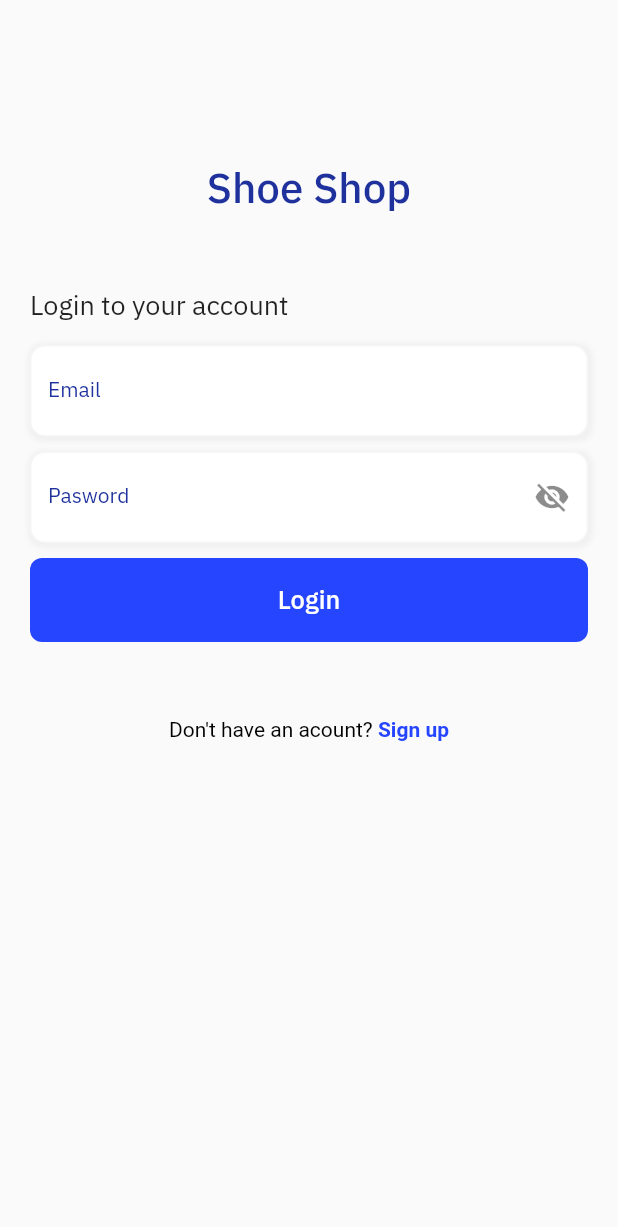
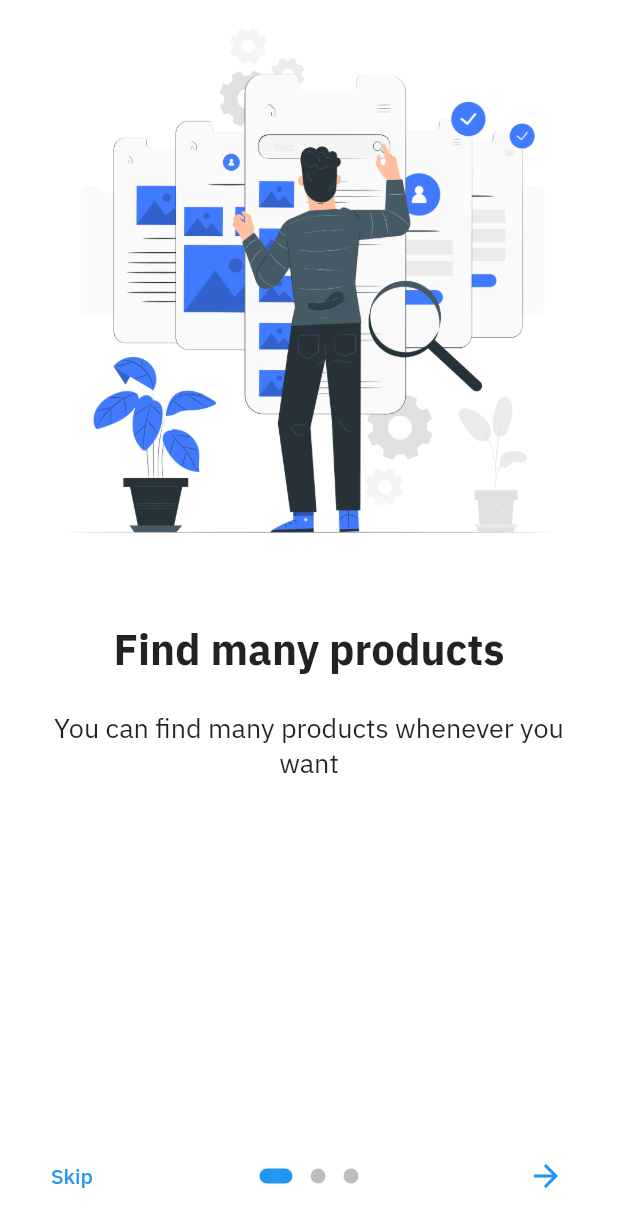
Before and after one commit to MHunga/online_shop, a Flutter app: the screen it shows after launch, on a phone screen of 412 x 824 dp. Shown: the top 1227 px of the screen. Run offline on Flutter 3.47's test engine with Material 2 defaults, Android fonts, the phone set to English and light mode, and no system bars; drawn by our look-alikes of introduction_screen; our stand-ins replace auto_size_text, cached_network_image, dio, persistent_bottom_nav_bar, shared_preferences, sqflite; accounts and stored records are empty.

Commit message:
fix bug on ipad

```diff
--- a/lib/app/shoe_shop/screens/home_screen/home_screen.dart
+++ b/lib/app/shoe_shop/screens/home_screen/home_screen.dart
@@ -43,16 +43,16 @@ class _HomeScreenState extends State<HomeScreen> {
     return SliverAppBar(
       backgroundColor: Colors.white,
       elevation: 0,
-      expandedHeight: 250,
+      expandedHeight: MediaQuery.of(context).size.height/2.3,
       iconTheme: IconThemeData(color: Colors.black),
       flexibleSpace: FlexibleSpaceBar(
         collapseMode: CollapseMode.parallax,
         background: Container(
-          height: 250,
+          height: MediaQuery.of(context).size.height/2.3,
           child: Stack(
             alignment: Alignment.center,
             children: [
-              Container(height: 250, color: Color(0xffF2F2F2),),
+              Container(height: MediaQuery.of(context).size.height/2.3, color: Color(0xffF2F2F2),),
               Positioned(
                 bottom: 0,
                 child: Transform.rotate(
--- /dev/null
+++ b/lib/app/shoe_shop/screens/introduction/introduction.dart
@@ -0,0 +1,75 @@
+
+import 'package:flutter/material.dart';
+import 'package:introduction_screen/introduction_screen.dart';
+import 'package:online_shop/app/app.dart';
+import 'package:online_shop/data_source/assets_link/assets_links.dart';
+import 'package:persistent_bottom_nav_bar/persistent-tab-view.dart';
+
+class ShoeShopIntroduction extends StatelessWidget {
+  final introKey = GlobalKey<IntroductionScreenState>();
+
+  @override
+  Widget build(BuildContext context) {
+
+
+    return Scaffold(
+      body: _mainBody(context),
+    );
+  }
+
+  _mainBody(BuildContext context) {
+    PageDecoration pageDecoration =  PageDecoration(
+    titleTextStyle: TextStyle(fontSize: 28.0, fontWeight: FontWeight.w700),
+    descriptionPadding: EdgeInsets.fromLTRB(16.0, 0.0, 16.0, 16.0),
+    pageColor: Colors.white,
+    imagePadding: EdgeInsets.zero, );
+    return IntroductionScreen(
+      key: introKey,
+      pages: [
+        PageViewModel(
+          title: "Find many products",
+          body:
+          "You can find many products whenever you want",
+          image: Center(child: Image.asset(ImageLinks().intro1),),
+          decoration: pageDecoration,
+        ),
+        PageViewModel(
+          title: "Fast delivery",
+          body:
+          "Purchasing will be easy with our professional delivery team",
+          image: Center(child: Image.asset(ImageLinks().intro2),),
+          decoration: pageDecoration,
+        ),
+        PageViewModel(
+          title: "Secure payment",
+          body:
+          "Fast, safe and secure",
+          image:Center(child: Image.asset(ImageLinks().intro3),),
+          decoration: pageDecoration,
+        ),
+      ],
+      onDone: () {
+        pushNewScreen(context,
+        screen: ShoeLoginScreen(),
+        withNavBar: false);
+      },
+      onSkip: () => pushNewScreen(context,
+          screen: ShoeLoginScreen(),
+          withNavBar: false), // You can override onSkip callback
+      showSkipButton: true,
+      skipFlex: 0,
+      nextFlex: 0,
+      skip: const Text('Skip'),
+      next: const Icon(Icons.arrow_forward),
+      done: const Text('Done', style: TextStyle(fontWeight: FontWeight.w600)),
+      dotsDecorator: const DotsDecorator(
+        size: Size(10.0, 10.0),
+        color: Color(0xFFBDBDBD),
+        activeSize: Size(22.0, 10.0),
+        activeShape: RoundedRectangleBorder(
+          borderRadius: BorderRadius.all(Radius.circular(25.0)),
+        ),
+      ),
+    );
+  }
+}
--- a/lib/app/shoe_shop/screens/products/details_product.dart
+++ b/lib/app/shoe_shop/screens/products/details_product.dart
@@ -63,7 +63,6 @@ class _DetailsShoeState extends State<DetailsShoe> {
         Positioned(
           bottom: 0,
             child: Container(
-              height: 150,
               width: MediaQuery.of(context).size.width,
               decoration: BoxDecoration(
                 color: Colors.white,
@@ -102,7 +101,7 @@ class _DetailsShoeState extends State<DetailsShoe> {
                     Container(
                       width: MediaQuery.of(context).size.width,
                         child: Text(widget.product.type,style: TextStyle(fontSize: 14, fontWeight: FontWeight.bold,color: Colors.black.withOpacity(0.5)),)),
-                    Spacer(),
+                    SizedBox(height: 20,),
                    AddToCartButton(cartKey: cartKey,
                      onAddToCart: (){
 
@@ -130,7 +129,7 @@ class _DetailsShoeState extends State<DetailsShoe> {
     return SliverAppBar(
       pinned: true,
       backgroundColor: Colors.white,
-      expandedHeight: 320,
+      expandedHeight: MediaQuery.of(context).size.height/2.5,
       iconTheme: IconThemeData(color: Colors.black),
       flexibleSpace: FlexibleSpaceBar(
         collapseMode: CollapseMode.parallax,
--- a/lib/app/shoe_shop/screens/products/product_screen.dart
+++ b/lib/app/shoe_shop/screens/products/product_screen.dart
@@ -83,7 +83,7 @@ class _SearchScreenState extends State<SearchScreen> {
                 return  GridView.builder(
                     itemCount: snapshot.data.list.length,
                     gridDelegate: SliverGridDelegateWithFixedCrossAxisCount(
-                        crossAxisCount: MediaQuery.of(context).size.width~/180,
+                        crossAxisCount: MediaQuery.of(context).size.width~/180>2 ? 3: 2,
                         crossAxisSpacing: 10,
                         mainAxisSpacing: 10,
                         childAspectRatio: 0.69
--- a/lib/data_source/assets_link/src/image_links.dart
+++ b/lib/data_source/assets_link/src/image_links.dart
@@ -1,4 +1,7 @@
 class ImageLinks {
   final String avatar = "assets/images/avatar.jpg";
   final String creditCardBackground = "assets/images/credit_card_background.jpg";
+  final String intro1 = "assets/images/intro-Usability testing-pana.png";
+  final String intro2 = "assets/images/intro-Delivery-bro.png";
+  final String intro3 = "assets/images/intro-Mobile payments-pana.png";
 }
--- a/lib/main.dart
+++ b/lib/main.dart
@@ -1,6 +1,7 @@
 import 'package:flutter/material.dart';
 import 'package:flutter_localizations/flutter_localizations.dart';
 import 'package:online_shop/app/app.dart';
+import 'package:online_shop/app/shoe_shop/screens/introduction/introduction.dart';
 import 'package:online_shop/data_source/database/database.dart';
 import 'package:provider/provider.dart';
 import 'app/shoe_shop/model/cart_model.dart';
@@ -36,7 +37,7 @@ class MyApp extends StatelessWidget {
           GlobalCupertinoLocalizations.delegate,
         ],
         supportedLocales: S.delegate.supportedLocales,
-      home: ShoeLoginScreen(),
+      home: ShoeShopIntroduction(),
     );
   }
 }
--- a/pubspec.yaml
+++ b/pubspec.yaml
@@ -44,6 +44,7 @@ dependencies:
   provider: ^4.3.2+2
   intl: ^0.16.1
   persistent_bottom_nav_bar: ^2.1.0
+  introduction_screen: ^1.0.7
 
 
 dev_dependencies:
```
Also changed, not shown: lib/app/shoe_shop/screens/products/item_product.dart (+20 -8 lines), assets/images/intro-Delivery-bro.png (added), assets/images/intro-Mobile payments-pana.png (added), assets/images/intro-Usability testing-pana.png (added), pubspec.lock.
